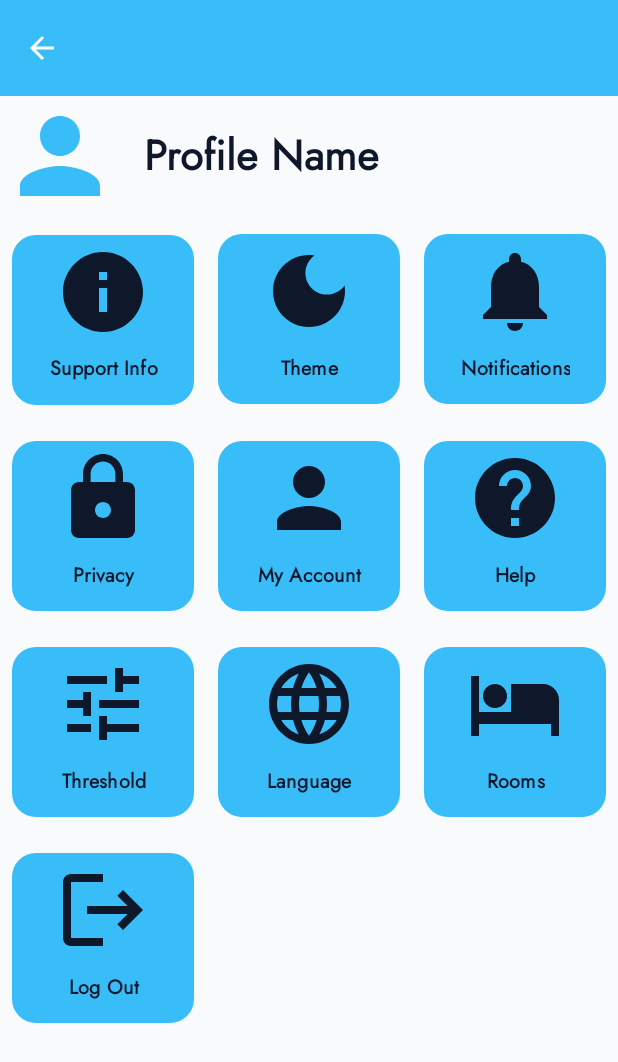
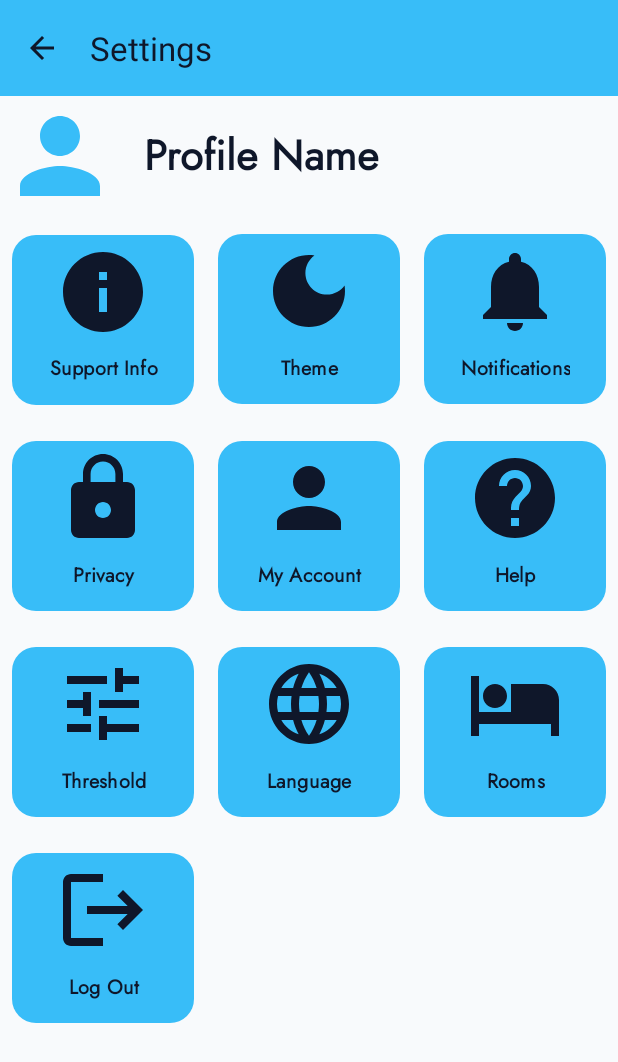
Before and after one commit to COEN-ELEC290-QuietZone/QuietZone, an Android app: the SettingsActivity screen opened directly, with no data from a screen before it, on a phone screen of 412 x 824 dp. Shown: the top 1062 px of the screen. Run offline under Robolectric (Android 15) with nearby library versions, the light colour scheme and no system bars.

Commit message:
settings: update toolbar styling and remove old glass panel asset

```diff
--- a/App/app/src/main/java/com/example/quietzone_app/SettingsActivity.java
+++ b/App/app/src/main/java/com/example/quietzone_app/SettingsActivity.java
@@ -22,10 +22,19 @@ public class SettingsActivity extends AppCompatActivity {
 
         Toolbar myToolbar = findViewById(R.id.my_toolbar);
         setSupportActionBar(myToolbar);
+        int toolbarTextColor = getResources().getColor(R.color.app_on_primary, getTheme());
+        myToolbar.setTitleTextColor(toolbarTextColor);
+        myToolbar.setSubtitleTextColor(toolbarTextColor);
 
         if (getSupportActionBar() != null) {
             getSupportActionBar().setDisplayHomeAsUpEnabled(true);
-            getSupportActionBar().setTitle("");
+            getSupportActionBar().setTitle("Settings");
+            if (myToolbar.getNavigationIcon() != null) {
+                myToolbar.getNavigationIcon().setTint(toolbarTextColor);
+            }
+        }
+        if (myToolbar.getOverflowIcon() != null) {
+            myToolbar.getOverflowIcon().setTint(toolbarTextColor);
         }
 
         ViewCompat.setOnApplyWindowInsetsListener(findViewById(R.id.main), (v, insets) -> {
--- a/App/app/src/main/res/layout/activity_settings.xml
+++ b/App/app/src/main/res/layout/activity_settings.xml
@@ -15,6 +15,7 @@
         android:background="?attr/colorPrimary"
         android:elevation="0dp"
         android:theme="@style/ThemeOverlay.AppCompat.Dark.ActionBar"
+        app:titleTextColor="@color/app_on_primary"
         app:popupTheme="@style/ThemeOverlay.AppCompat.Light"
         app:layout_constraintTop_toTopOf="parent"
         app:layout_constraintStart_toStartOf="parent"
```
Also changed, not shown: App/app/src/main/res/drawable/bg_glass_panel.xml (deleted, +0 -7 lines).
